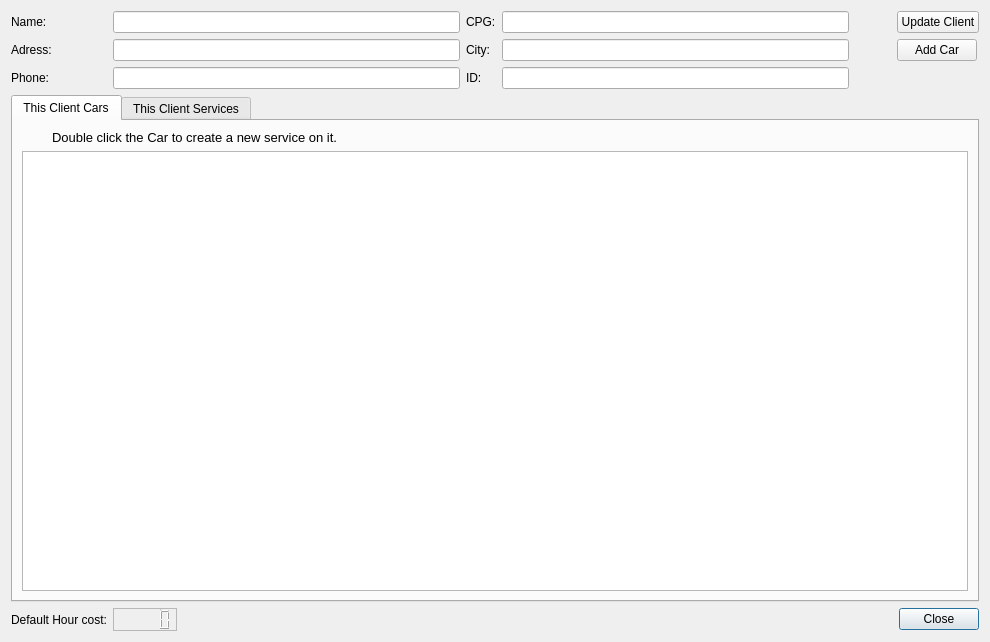
bedi1982/Oficina, file Client_Services_History.ui: the form before one commit.
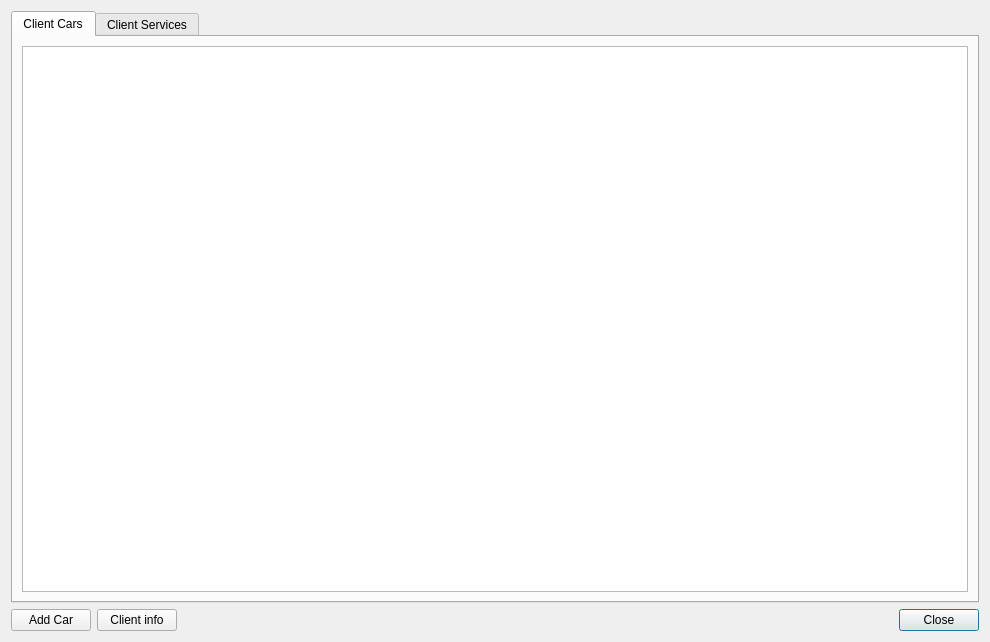
The form after the commit. The open tabs and pages were chosen to show the change. Icons and pictures are not drawn.

Patch:
```diff
--- a/Client_Services_History.ui
+++ b/Client_Services_History.ui
@@ -10,6 +10,12 @@
     <height>642</height>
    </rect>
   </property>
+  <property name="sizePolicy">
+   <sizepolicy hsizetype="Minimum" vsizetype="Minimum">
+    <horstretch>0</horstretch>
+    <verstretch>0</verstretch>
+   </sizepolicy>
+  </property>
   <property name="windowTitle">
    <string>Client History</string>
   </property>
@@ -18,26 +24,10 @@
     <normaloff>:/emoticons/service.png</normaloff>:/emoticons/service.png</iconset>
   </property>
   <layout class="QGridLayout" name="gridLayout">
-   <item row="8" column="2">
-    <widget class="QLCDNumber" name="lcd_Hour_Cost">
-     <property name="sizePolicy">
-      <sizepolicy hsizetype="Fixed" vsizetype="Minimum">
-       <horstretch>0</horstretch>
-       <verstretch>0</verstretch>
-      </sizepolicy>
-     </property>
-     <property name="frameShape">
-      <enum>QFrame::StyledPanel</enum>
-     </property>
-     <property name="frameShadow">
-      <enum>QFrame::Sunken</enum>
-     </property>
-    </widget>
-   </item>
-   <item row="8" column="12" alignment="Qt::AlignRight">
+   <item row="1" column="10">
     <widget class="QPushButton" name="pushButton">
      <property name="sizePolicy">
-      <sizepolicy hsizetype="Fixed" vsizetype="Fixed">
+      <sizepolicy hsizetype="Maximum" vsizetype="Maximum">
        <horstretch>0</horstretch>
        <verstretch>0</verstretch>
       </sizepolicy>
@@ -47,18 +37,86 @@
      </property>
     </widget>
    </item>
-   <item row="7" column="1" colspan="12">
+   <item row="1" column="8">
+    <widget class="QLabel" name="lbl_Client_Name">
+     <property name="sizePolicy">
+      <sizepolicy hsizetype="Maximum" vsizetype="Maximum">
+       <horstretch>0</horstretch>
+       <verstretch>0</verstretch>
+      </sizepolicy>
+     </property>
+     <property name="text">
+      <string/>
+     </property>
+    </widget>
+   </item>
+   <item row="1" column="6">
+    <widget class="QPushButton" name="btn_Add_Car_To_Client">
+     <property name="sizePolicy">
+      <sizepolicy hsizetype="Maximum" vsizetype="Maximum">
+       <horstretch>0</horstretch>
+       <verstretch>0</verstretch>
+      </sizepolicy>
+     </property>
+     <property name="text">
+      <string>Add Car</string>
+     </property>
+     <property name="icon">
+      <iconset resource="images/images.qrc">
+       <normaloff>:/emoticons/carkey.png</normaloff>:/emoticons/carkey.png</iconset>
+     </property>
+     <property name="iconSize">
+      <size>
+       <width>16</width>
+       <height>16</height>
+      </size>
+     </property>
+    </widget>
+   </item>
+   <item row="1" column="7">
+    <widget class="QPushButton" name="btn_Update_Client">
+     <property name="sizePolicy">
+      <sizepolicy hsizetype="Maximum" vsizetype="Maximum">
+       <horstretch>0</horstretch>
+       <verstretch>0</verstretch>
+      </sizepolicy>
+     </property>
+     <property name="layoutDirection">
+      <enum>Qt::LeftToRight</enum>
+     </property>
+     <property name="text">
+      <string>Client info</string>
+     </property>
+     <property name="icon">
+      <iconset resource="images/images.qrc">
+       <normaloff>:/emoticons/client_info.png</normaloff>:/emoticons/client_info.png</iconset>
+     </property>
+     <property name="iconSize">
+      <size>
+       <width>16</width>
+       <height>16</height>
+      </size>
+     </property>
+    </widget>
+   </item>
+   <item row="0" column="6" colspan="5">
     <widget class="QTabWidget" name="tabWidget">
      <property name="currentIndex">
       <number>1</number>
      </property>
      <widget class="QWidget" name="tab_Cars">
       <attribute name="title">
-       <string>This Client Cars</string>
+       <string>Client Cars</string>
       </attribute>
       <layout class="QGridLayout" name="gridLayout_3">
-       <item row="1" column="1" colspan="5">
+       <item row="0" column="1" rowspan="2" colspan="3">
         <widget class="QTableView" name="tbl_Client_Cars">
+         <property name="sizePolicy">
+          <sizepolicy hsizetype="Minimum" vsizetype="Minimum">
+           <horstretch>0</horstretch>
+           <verstretch>0</verstretch>
+          </sizepolicy>
+         </property>
          <property name="toolTip">
           <string>Double click here to generate a new Service Order.</string>
          </property>
@@ -70,57 +128,11 @@
          </property>
         </widget>
        </item>
-       <item row="0" column="1">
-        <widget class="QLabel" name="label_3">
-         <property name="maximumSize">
-          <size>
-           <width>24</width>
-           <height>24</height>
-          </size>
-         </property>
-         <property name="text">
-          <string/>
-         </property>
-         <property name="pixmap">
-          <pixmap resource="images/images.qrc">:/emoticons/hint.png</pixmap>
-         </property>
-         <property name="scaledContents">
-          <bool>true</bool>
-         </property>
-        </widget>
-       </item>
-       <item row="0" column="2">
-        <widget class="QLabel" name="lbl_Client_Services_History">
-         <property name="sizePolicy">
-          <sizepolicy hsizetype="Fixed" vsizetype="Preferred">
-           <horstretch>0</horstretch>
-           <verstretch>0</verstretch>
-          </sizepolicy>
-         </property>
-         <property name="sizeIncrement">
-          <size>
-           <width>1</width>
-           <height>0</height>
-          </size>
-         </property>
-         <property name="font">
-          <font>
-           <pointsize>10</pointsize>
-          </font>
-         </property>
-         <property name="text">
-          <string>Double click the Car to create a new service on it.</string>
-         </property>
-         <property name="alignment">
-          <set>Qt::AlignBottom|Qt::AlignLeading|Qt::AlignLeft</set>
-         </property>
-        </widget>
-       </item>
       </layout>
      </widget>
      <widget class="QWidget" name="tab_Services">
       <attribute name="title">
-       <string>This Client Services</string>
+       <string>Client Services</string>
       </attribute>
       <layout class="QGridLayout" name="gridLayout_2">
        <item row="0" column="0">
@@ -176,247 +188,18 @@
      </widget>
     </widget>
    </item>
-   <item row="8" column="1">
-    <widget class="QLabel" name="label">
-     <property name="text">
-      <string>Default Hour cost:</string>
+   <item row="1" column="9">
+    <spacer name="horizontalSpacer">
+     <property name="orientation">
+      <enum>Qt::Horizontal</enum>
      </property>
-    </widget>
-   </item>
-   <item row="0" column="3">
-    <widget class="QLabel" name="lbl_Client_CPf">
-     <property name="sizePolicy">
-      <sizepolicy hsizetype="Preferred" vsizetype="Preferred">
-       <horstretch>0</horstretch>
-       <verstretch>0</verstretch>
-      </sizepolicy>
-     </property>
-     <property name="maximumSize">
+     <property name="sizeHint" stdset="0">
       <size>
-       <width>60</width>
-       <height>48</height>
+       <width>40</width>
+       <height>20</height>
       </size>
      </property>
-     <property name="text">
-      <string>CPG:</string>
-     </property>
-    </widget>
-   </item>
-   <item row="3" column="2">
-    <widget class="QLineEdit" name="line_Phone">
-     <property name="enabled">
-      <bool>true</bool>
-     </property>
-     <property name="maxLength">
-      <number>34</number>
-     </property>
-     <property name="readOnly">
-      <bool>true</bool>
-     </property>
-    </widget>
-   </item>
-   <item row="1" column="2">
-    <widget class="QLineEdit" name="line_Address">
-     <property name="enabled">
-      <bool>true</bool>
-     </property>
-     <property name="maxLength">
-      <number>50</number>
-     </property>
-     <property name="readOnly">
-      <bool>true</bool>
-     </property>
-    </widget>
-   </item>
-   <item row="0" column="4">
-    <widget class="QLineEdit" name="lineEdit_CPG">
-     <property name="enabled">
-      <bool>true</bool>
-     </property>
-     <property name="readOnly">
-      <bool>true</bool>
-     </property>
-    </widget>
-   </item>
-   <item row="1" column="4">
-    <widget class="QLineEdit" name="lineEdit_City">
-     <property name="enabled">
-      <bool>true</bool>
-     </property>
-     <property name="readOnly">
-      <bool>true</bool>
-     </property>
-    </widget>
-   </item>
-   <item row="3" column="3">
-    <widget class="QLabel" name="lbl_Client_ID">
-     <property name="sizePolicy">
-      <sizepolicy hsizetype="Preferred" vsizetype="Preferred">
-       <horstretch>0</horstretch>
-       <verstretch>0</verstretch>
-      </sizepolicy>
-     </property>
-     <property name="maximumSize">
-      <size>
-       <width>60</width>
-       <height>48</height>
-      </size>
-     </property>
-     <property name="text">
-      <string>ID:</string>
-     </property>
-    </widget>
-   </item>
-   <item row="3" column="4">
-    <widget class="QLineEdit" name="lineEdit_ID">
-     <property name="enabled">
-      <bool>true</bool>
-     </property>
-     <property name="readOnly">
-      <bool>true</bool>
-     </property>
-    </widget>
-   </item>
-   <item row="0" column="12">
-    <widget class="QPushButton" name="btn_Update_Client">
-     <property name="sizePolicy">
-      <sizepolicy hsizetype="Fixed" vsizetype="Fixed">
-       <horstretch>0</horstretch>
-       <verstretch>0</verstretch>
-      </sizepolicy>
-     </property>
-     <property name="maximumSize">
-      <size>
-       <width>16777215</width>
-       <height>32</height>
-      </size>
-     </property>
-     <property name="layoutDirection">
-      <enum>Qt::LeftToRight</enum>
-     </property>
-     <property name="text">
-      <string>Update Client</string>
-     </property>
-     <property name="icon">
-      <iconset resource="images/images.qrc">
-       <normaloff>:/emoticons/client_info.png</normaloff>:/emoticons/client_info.png</iconset>
-     </property>
-     <property name="iconSize">
-      <size>
-       <width>24</width>
-       <height>24</height>
-      </size>
-     </property>
-    </widget>
-   </item>
-   <item row="1" column="3">
-    <widget class="QLabel" name="lbl_Client_City">
-     <property name="sizePolicy">
-      <sizepolicy hsizetype="Preferred" vsizetype="Preferred">
-       <horstretch>0</horstretch>
-       <verstretch>0</verstretch>
-      </sizepolicy>
-     </property>
-     <property name="maximumSize">
-      <size>
-       <width>60</width>
-       <height>48</height>
-      </size>
-     </property>
-     <property name="text">
-      <string>City:</string>
-     </property>
-    </widget>
-   </item>
-   <item row="0" column="2">
-    <widget class="QLineEdit" name="line_Name">
-     <property name="enabled">
-      <bool>true</bool>
-     </property>
-     <property name="acceptDrops">
-      <bool>false</bool>
-     </property>
-     <property name="maxLength">
-      <number>40</number>
-     </property>
-     <property name="readOnly">
-      <bool>true</bool>
-     </property>
-    </widget>
-   </item>
-   <item row="3" column="1">
-    <widget class="QLabel" name="lbl_Client_Phone">
-     <property name="maximumSize">
-      <size>
-       <width>60</width>
-       <height>48</height>
-      </size>
-     </property>
-     <property name="text">
-      <string>Phone:</string>
-     </property>
-    </widget>
-   </item>
-   <item row="1" column="1">
-    <widget class="QLabel" name="lbl_Client_Address">
-     <property name="maximumSize">
-      <size>
-       <width>60</width>
-       <height>48</height>
-      </size>
-     </property>
-     <property name="text">
-      <string>Adress:</string>
-     </property>
-    </widget>
-   </item>
-   <item row="0" column="1">
-    <widget class="QLabel" name="lbl_Client_Name">
-     <property name="sizePolicy">
-      <sizepolicy hsizetype="Preferred" vsizetype="Preferred">
-       <horstretch>0</horstretch>
-       <verstretch>0</verstretch>
-      </sizepolicy>
-     </property>
-     <property name="maximumSize">
-      <size>
-       <width>60</width>
-       <height>48</height>
-      </size>
-     </property>
-     <property name="text">
-      <string>Name:</string>
-     </property>
-    </widget>
-   </item>
-   <item row="1" column="12">
-    <widget class="QPushButton" name="btn_Add_Car_To_Client">
-     <property name="sizePolicy">
-      <sizepolicy hsizetype="Fixed" vsizetype="Fixed">
-       <horstretch>0</horstretch>
-       <verstretch>0</verstretch>
-      </sizepolicy>
-     </property>
-     <property name="maximumSize">
-      <size>
-       <width>16777215</width>
-       <height>32</height>
-      </size>
-     </property>
-     <property name="text">
-      <string>Add Car</string>
-     </property>
-     <property name="icon">
-      <iconset resource="images/images.qrc">
-       <normaloff>:/emoticons/carkey.png</normaloff>:/emoticons/carkey.png</iconset>
-     </property>
-     <property name="iconSize">
-      <size>
-       <width>24</width>
-       <height>24</height>
-      </size>
-     </property>
-    </widget>
+    </spacer>
    </item>
   </layout>
  </widget>
```
Left out of the diff: 41 changed lines with no effect on the pictures.
